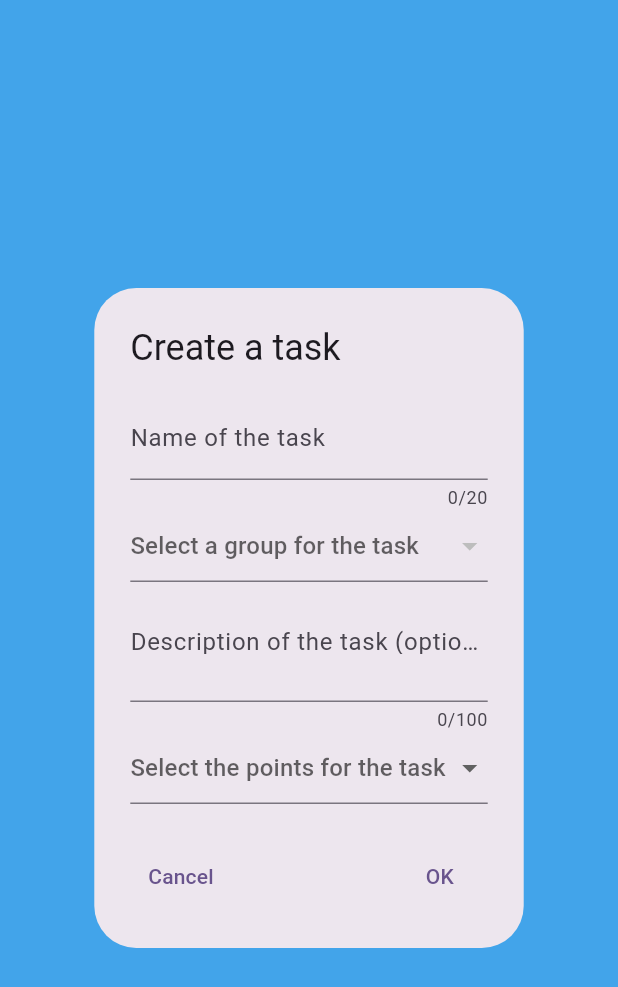
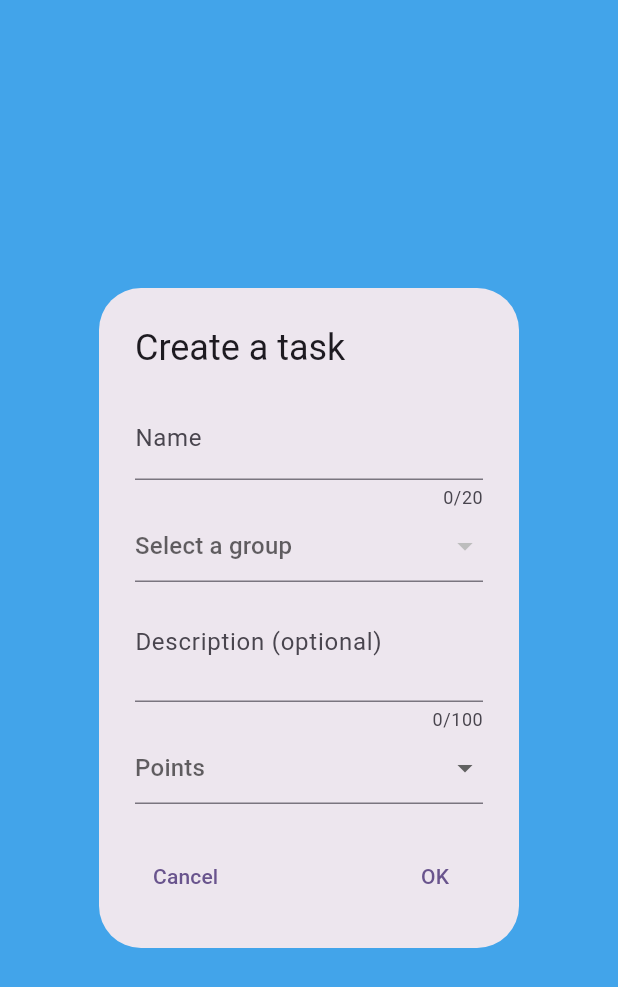
Before and after one commit to SuyashMullick/chore-tracker, a Flutter app: the CreateTaskDialog widget shown alone on an empty page, opened directly with empty values, on a phone screen of 412 x 824 dp. Shown: the top 987 px of the screen. Run offline on Flutter 3.47's test engine with Material 3 defaults, Android fonts, the phone set to English and light mode, and no system bars; our stand-ins replace fl_chart, pie_chart; missing offline and left inert: weekview_calendar; network calls fail.

Commit message:
LoadGroups fixed, groups are now visible on both the groups page & while creating a task

```diff
--- a/dev_flutter/lib/Model/service.dart
+++ b/dev_flutter/lib/Model/service.dart
@@ -193,6 +193,23 @@ class GroupDTO {
 }
 
 class Service {
+  static Future<List<GroupDTO>> fetchGroups() async {
+    const url = '$baseURL/groups/';
+    try {
+      final response = await http.get(Uri.parse(url));
+
+      if (response.statusCode == 200) {
+        final List<dynamic> data = jsonDecode(response.body);
+        return data.map((json) => GroupDTO.fromJson(json)).toList();
+      } else {
+          throw Exception('Failed to load groups');
+      }
+    } catch (e) {
+        log('Error: $e');
+        return [];
+    }
+  }
+
   static Future<List<Task>> loadTasks() async {
     const url = '$baseURL/task-template/';
     try {
--- a/dev_flutter/lib/View/task_page.dart
+++ b/dev_flutter/lib/View/task_page.dart
@@ -106,7 +106,7 @@ class CreateTaskDialogState extends State<CreateTaskDialog> {
             maxLength: 20,
             controller: _taskNameEditingController,
             decoration: const InputDecoration(
-              labelText: 'Name of the task',
+              labelText: 'Name',
             ),
             validator: (value) {
               if (value == null || value.trim().isEmpty) {
@@ -120,7 +120,7 @@ class CreateTaskDialogState extends State<CreateTaskDialog> {
           ),
           DropdownButtonFormField<Group>(
             value: _selectedGroup,
-            hint: const Text('Select a group for the task'),
+            hint: const Text('Select a group'),
             items: widget.groupViewModel
                 .getGroups()
                 .map(
@@ -146,13 +146,13 @@ class CreateTaskDialogState extends State<CreateTaskDialog> {
             maxLength: 100,
             controller: _taskDescEditingController,
             decoration: const InputDecoration(
-              labelText: 'Description of the task (optional)',
+              labelText: 'Description (optional)',
             ),
             maxLines: 2,
           ),
           DropdownButtonFormField<int>(
             value: _selectedPoints,
-            hint: const Text('Select the points for the task'),
+            hint: const Text('Points'),
             items: List.generate(
               10,
               (i) {
--- a/dev_flutter/lib/ViewModel/group_viewmodel.dart
+++ b/dev_flutter/lib/ViewModel/group_viewmodel.dart
@@ -1,5 +1,6 @@
 import 'package:dev_flutter/Model/service.dart';
 import 'package:flutter/material.dart';
+import 'dart:developer';
 
 class GroupViewModel extends ChangeNotifier {
   final List<Group> _groups = [];
@@ -10,42 +11,72 @@ class GroupViewModel extends ChangeNotifier {
   }
 
   Future<bool> _loadUsers() async {
-    User user1 = User(username: "User 1", id: 1, email: "abc@email.com", first_name: "User", last_name: "1", gender: "male");
+    User user1 = User(
+        username: "User 1",
+        id: 1,
+        email: "abc@email.com",
+        firstName: "User",
+        lastName: "1",
+        gender: "male");
     _users.add(user1);
-    User user2 = User(username: "User 2", id: 2, email: "abc@email.com", first_name: "User", last_name: "2", gender: "female");
+    User user2 = User(
+        username: "User 2",
+        id: 2,
+        email: "abc@email.com",
+        firstName: "User",
+        lastName: "2",
+        gender: "female");
     _users.add(user2);
-    User user3 = User(username: "User 3", id: 3, email: "abc@email.com", first_name: "User", last_name: "3", gender: "other");
+    User user3 = User(
+        username: "User 3",
+        id: 3,
+        email: "abc@email.com",
+        firstName: "User",
+        lastName: "3",
+        gender: "other");
     _users.add(user3);
-    User user4 = User(username: "User 4", id: 4, email: "abc@email.com", first_name: "User", last_name: "4", gender: "male");
+    User user4 = User(
+        username: "User 4",
+        id: 4,
+        email: "abc@email.com",
+        firstName: "User",
+        lastName: "4",
+        gender: "male");
     _users.add(user4);
-    User user5 = User(username: "User 5", id: 5, email: "abc@email.com", first_name: "User", last_name: "5", gender: "femmale");
+    User user5 = User(
+        username: "User 5",
+        id: 5,
+        email: "abc@email.com",
+        firstName: "User",
+        lastName: "5",
+        gender: "female");
     _users.add(user5);
 
     return true;
   }
 
   Future<bool> _loadGroups() async {
-    // for test
-    _loadUsers();
-    Group group1 = Group(name: "SweetHome", id: 1);
+    try {
+      final groupDTOs = await Service.fetchGroups();
+      _groups.clear();
+      for (final dto in groupDTOs) {
+        final group = Group.fromDTO(dto);
+        for (final userDTO in dto.users) {
+          final user = User.fromDTO(userDTO);
+          group._addMember(user);
+          if (!_users.any((u) => u.getId() == user.getId())) {
+            _users.add(user);
+          }
+        }
+        _groups.add(group);
+      }
 
-    group1._addMember(_users[0]);
-    group1._addMember(_users[1]);
-    _groups.add(group1);
-
-    Group group2 = Group(name: "Group 2", id: 2);
-    group2._addMember(_users[2]);
-    group2._addMember(_users[1]);
-    _groups.add(group2);
-
-    Group group3 = Group(name: "Group 3", id: 3);
-    group3._addMember(_users[4]);
-    group3._addMember(_users[3]);
-    _groups.add(group3);
-
-    notifyListeners();
-
-    return true;
+      notifyListeners();
+      return true;
+    } catch (e) {
+        log("Error loading groups: $e");
+      return false;
+    }
   }
 
   List<Group> getGroups() {
@@ -101,27 +132,28 @@ class GroupViewModel extends ChangeNotifier {
   }
 }
 
-enum UserGender {
-  male,
-  female,
-  other
-}
+enum UserGender { male, female, other }
 
 class User {
   late int _id;
   late final String _username;
   late String _email;
-  late String _first_name;
-  late String _last_name;
+  late String _firstName;
+  late String _lastName;
   late UserGender _gender;
 
-
-  User({required int id, required String username, required String email, required first_name, required last_name, required gender}) {
+  User(
+      {required int id,
+      required String username,
+      required String email,
+      required firstName,
+      required lastName,
+      required gender}) {
     _id = id;
     _username = username;
     _email = email;
-    _first_name = first_name;
-    _last_name = last_name;
+    _firstName = firstName;
+    _lastName = lastName;
     _gender = gender;
   }
 
@@ -137,13 +169,13 @@ class User {
     return _username;
   }
 
-   factory User.fromDTO(UserDTO userDto) {
+  factory User.fromDTO(UserDTO userDto) {
     return User(
       id: userDto.id,
       username: userDto.username,
       email: userDto.email,
-      first_name: userDto.firstName,
-      last_name: userDto.lastName,
+      firstName: userDto.firstName,
+      lastName: userDto.lastName,
       gender: userDto.gender,
     );
   }
@@ -153,8 +185,8 @@ class User {
       id: user._id,
       username: user._username,
       email: user._email,
-      firstName: user._first_name,
-      lastName: user._last_name,
+      firstName: user._firstName,
+      lastName: user._lastName,
       gender: user._gender,
     );
   }
```
